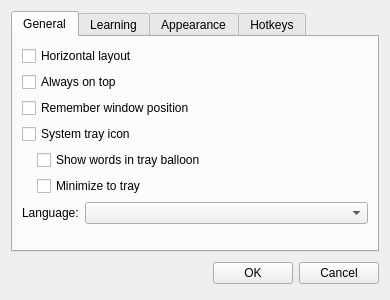
First picture: the form in source/settingsdialog.ui, repository martin-kudlicka/vocabulary-master, before the edit.
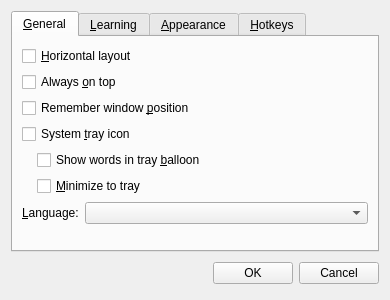
Second picture: the form after the edit. Custom widgets are drawn as their Qt base class.

Patch:
```diff
--- a/source/settingsdialog.ui
+++ b/source/settingsdialog.ui
@@ -21,34 +21,34 @@
      </property>
      <widget class="QWidget" name="tab">
       <attribute name="title">
-       <string>General</string>
+       <string>&amp;General</string>
       </attribute>
       <layout class="QVBoxLayout" name="verticalLayout_3">
        <item>
         <widget class="QCheckBox" name="qcbHorizontalLayout">
          <property name="text">
-          <string>Horizontal layout</string>
+          <string>&amp;Horizontal layout</string>
          </property>
         </widget>
        </item>
        <item>
         <widget class="QCheckBox" name="qcbAlwaysOnTop">
          <property name="text">
-          <string>Always on top</string>
+          <string>Always &amp;on top</string>
          </property>
         </widget>
        </item>
        <item>
         <widget class="QCheckBox" name="qcbRememberWindowPosition">
          <property name="text">
-          <string>Remember window position</string>
+          <string>Remember window &amp;position</string>
          </property>
         </widget>
        </item>
        <item>
         <widget class="QCheckBox" name="qcbSystemTrayIcon">
          <property name="text">
-          <string>System tray icon</string>
+          <string>System &amp;tray icon</string>
          </property>
         </widget>
        </item>
@@ -60,14 +60,14 @@
          <item>
           <widget class="QCheckBox" name="qcbShowWordsInTrayBalloon">
            <property name="text">
-            <string>Show words in tray balloon</string>
+            <string>Show words in tray &amp;balloon</string>
            </property>
           </widget>
          </item>
          <item>
           <widget class="QCheckBox" name="qcbMinimizeToTray">
            <property name="text">
-            <string>Minimize to tray</string>
+            <string>&amp;Minimize to tray</string>
            </property>
           </widget>
          </item>
@@ -84,7 +84,7 @@
             </sizepolicy>
            </property>
            <property name="text">
-            <string>Language:</string>
+            <string>&amp;Language:</string>
            </property>
            <property name="buddy">
             <cstring>qcbLanguage</cstring>
@@ -120,7 +120,7 @@
      </widget>
      <widget class="QWidget" name="tab_2">
       <attribute name="title">
-       <string>Learning</string>
+       <string>&amp;Learning</string>
       </attribute>
       <layout class="QVBoxLayout" name="verticalLayout_4">
        <item>
@@ -240,7 +240,7 @@
      </widget>
      <widget class="QWidget" name="tab_3">
       <attribute name="title">
-       <string>Appearance</string>
+       <string>&amp;Appearance</string>
       </attribute>
       <layout class="QVBoxLayout" name="verticalLayout_5">
        <item>
@@ -290,7 +290,7 @@
      </widget>
      <widget class="QWidget" name="tab_4">
       <attribute name="title">
-       <string>Hotkeys</string>
+       <string>&amp;Hotkeys</string>
       </attribute>
       <layout class="QVBoxLayout" name="verticalLayout_6">
        <item>
```
Left out of the diff: 14 changed lines with no effect on the pictures.
